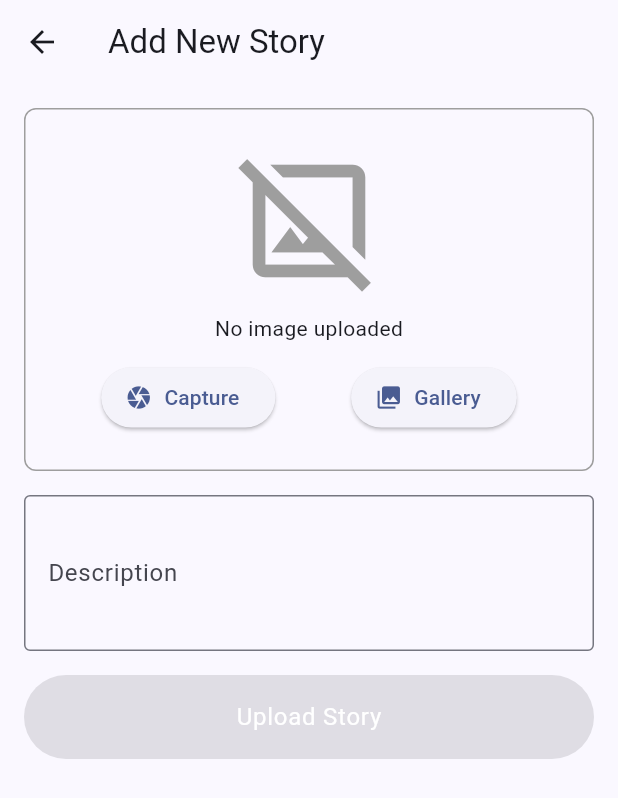
After one commit to arkefallen/sofi, a Flutter app: the AddStoryScreen screen opened directly, on a phone screen of 412 x 824 dp. The commit adds this screen. Shown: the top 798 px of the screen. Run offline on Flutter 3.47's test engine with Material 3 defaults, Android fonts, the phone set to English and light mode, and no system bars; our stand-ins replace equatable, google_fonts, image_picker, shared_preferences; accounts and stored records are empty; Roboto replaces fonts that are missing (Sofia Sans).

Commit message:
feat(story): implement add story

```diff
--- /dev/null
+++ b/lib/data/model/add_story_model.dart
@@ -0,0 +1,18 @@
+import 'dart:convert';
+
+import 'package:sofi/data/model/general_model.dart';
+
+class AddStoryModel extends GeneralModel {
+  AddStoryModel({
+    required super.error,
+    required super.message,
+  });
+
+  factory AddStoryModel.fromRawJson(String str) =>
+      AddStoryModel.fromJson(json.decode(str));
+
+  factory AddStoryModel.fromJson(Map<String, dynamic> json) => AddStoryModel(
+        error: json["error"],
+        message: json["message"],
+      );
+}
--- /dev/null
+++ b/lib/presentation/provider/add_story_provider.dart
@@ -0,0 +1,98 @@
+import 'dart:io';
+
+import 'package:flutter/material.dart';
+import 'package:image_picker/image_picker.dart';
+import 'package:sofi/data/datasource/shared_preference_service.dart';
+import 'package:sofi/data/datasource/story_service.dart';
+import 'package:sofi/presentation/state/add_story_state.dart';
+
+class AddStoryProvider with ChangeNotifier {
+  AddStoryState _state = AddStoryInitial();
+  final StoryService _storyService;
+  final SharedPreferenceService _sharedPreferenceService;
+  String? _description;
+  List<int>? _imageData;
+  String? _filename;
+  double? _latitude;
+  double? _longitude;
+  XFile? _selectedImage;
+  bool _isButtonActive = false;
+  bool get isButtonActive => _isButtonActive;
+  set isButtonActive(bool value) {
+    _isButtonActive = value;
+    notifyListeners();
+  }
+
+  AddStoryState get state => _state;
+
+  String? get description => _description;
+  set description(String? value) {
+    _description = value;
+    notifyListeners();
+  }
+
+  List<int>? get imageData => _imageData;
+  set imageData(List<int>? value) {
+    _imageData = value;
+    notifyListeners();
+  }
+
+  String? get filename => _filename;
+  set filename(String? value) {
+    _filename = value;
+    notifyListeners();
+  }
+
+  double? get latitude => _latitude;
+  set latitude(double? value) {
+    _latitude = value;
+    notifyListeners();
+  }
+
+  double? get longitude => _longitude;
+  set longitude(double? value) {
+    _longitude = value;
+    notifyListeners();
+  }
+
+  XFile? get selectedImage => _selectedImage;
+  set selectedImage(XFile? value) {
+    _selectedImage = value;
+    notifyListeners();
+  }
+
+  AddStoryProvider(
+      {required StoryService storyService,
+      required SharedPreferenceService sharedPreferenceService})
+      : _storyService = storyService,
+        _sharedPreferenceService = sharedPreferenceService;
+
+  Future<void> addStory() async {
+    try {
+      _state = AddStoryLoading();
+      notifyListeners();
+      final token = await _sharedPreferenceService.getToken();
+      if (token == null || token == "") {
+        _state = AddStoryError(
+            "You have not logged in yet, hence you are not allowed to post story.");
+        notifyListeners();
+        return;
+      }
+      final response = await _storyService.addNewStory(_description.toString(),
+          _imageData as List<int>, filename.toString(), token.toString(),
+          latitude: latitude, longitude: longitude);
+      if (response.error != null && response.error as bool) {
+        _state = AddStoryError(response.message.toString());
+      } else {
+        _state = AddStorySuccess(response);
+      }
+      notifyListeners();
+    } on SocketException catch (e) {
+      _state = AddStoryError(e.message);
+      notifyListeners();
+    } catch (e) {
+      _state = AddStoryError(e.toString());
+      notifyListeners();
+    }
+  }
+}
--- a/lib/presentation/provider/list_story_provider.dart
+++ b/lib/presentation/provider/list_story_provider.dart
@@ -27,7 +27,7 @@ class ListStoryProvider with ChangeNotifier {
         return;
       }
       final response = await _storyService.getListStories(token.toString());
-      if (response.error) {
+      if (response.error != null && response.error as bool) {
         _state = ListStoryError(response.message.toString());
       } else if (response.listStory == null || response.listStory!.isEmpty) {
         _state = ListStoryError("No stories found");
--- /dev/null
+++ b/lib/presentation/screen/add_story_screen.dart
@@ -0,0 +1,218 @@
+import 'dart:io';
+
+import 'package:flutter/material.dart';
+import 'package:image_picker/image_picker.dart';
+import 'package:provider/provider.dart';
+import 'package:sofi/presentation/provider/add_story_provider.dart';
+import 'package:sofi/presentation/screen/home_screen.dart';
+import 'package:sofi/presentation/state/add_story_state.dart';
+
+class AddStoryScreen extends StatefulWidget {
+  const AddStoryScreen({super.key});
+
+  @override
+  AddStoryScreenState createState() => AddStoryScreenState();
+}
+
+class AddStoryScreenState extends State<AddStoryScreen> {
+  final TextEditingController _descriptionController = TextEditingController();
+
+  @override
+  void dispose() {
+    _descriptionController.dispose();
+    super.dispose();
+  }
+
+  void checkButtonState() {
+    context.read<AddStoryProvider>().isButtonActive =
+        _descriptionController.text.isNotEmpty &&
+            context.read<AddStoryProvider>().imageData != null;
+  }
+
+  Future<void> _pickImage(ImageSource source) async {
+    final ImagePicker picker = ImagePicker();
+    final XFile? image = await picker.pickImage(source: source);
+    if (!mounted) return;
+    if (image == null) {
+      ScaffoldMessenger.of(context).showSnackBar(
+        const SnackBar(content: Text('No image selected')),
+      );
+      return;
+    }
+    context.read<AddStoryProvider>().selectedImage = image;
+    context.read<AddStoryProvider>().imageData = await image.readAsBytes();
+    if (!mounted) return;
+    context.read<AddStoryProvider>().filename = image.name;
+    checkButtonState();
+  }
+
+  Future<void> _uploadStory() async {
+    final AddStoryProvider provider = context.read<AddStoryProvider>();
+    final XFile? image = provider.selectedImage;
+    if (image == null || _descriptionController.text.isEmpty) {
+      ScaffoldMessenger.of(context).showSnackBar(
+        const SnackBar(content: Text('Please add an image and description')),
+      );
+      return;
+    }
+    await context.read<AddStoryProvider>().addStory();
+    if (provider.state is AddStorySuccess) {
+      final data = provider.state as AddStorySuccess;
+      if (!mounted) return;
+      context.read<AddStoryProvider>().selectedImage = null;
+      context.read<AddStoryProvider>().imageData = null;
+      context.read<AddStoryProvider>().description = null;
+      context.read<AddStoryProvider>().filename = null;
+      Navigator.pushAndRemoveUntil(
+        context,
+        MaterialPageRoute(
+          builder: (context) => const HomeScreen(
+            title: "Sofi",
+          ),
+          settings: RouteSettings(
+            arguments: data.data.message.toString(),
+          ),
+        ),
+        (route) => false,
+      );
+    } else {
+      final data = provider.state as AddStoryError;
+      if (!mounted) return;
+      ScaffoldMessenger.of(context).showSnackBar(
+        SnackBar(content: Text('Failed to upload story: ${data.message}')),
+      );
+    }
+  }
+
+  @override
+  Widget build(BuildContext context) {
+    final XFile? image = context.watch<AddStoryProvider>().selectedImage;
+    return Scaffold(
+      appBar: AppBar(
+        title: const Text('Add New Story'),
+      ),
+      body: SingleChildScrollView(
+        child: Padding(
+          padding: const EdgeInsets.all(16.0),
+          child: Column(
+            crossAxisAlignment: CrossAxisAlignment.stretch,
+            children: [
+              Stack(
+                children: [
+                  Container(
+                    width: double.infinity,
+                    decoration: BoxDecoration(
+                      border:
+                          image == null ? Border.all(color: Colors.grey) : null,
+                      borderRadius: BorderRadius.circular(8),
+                    ),
+                    clipBehavior: Clip.hardEdge,
+                    child: image == null
+                        ? Padding(
+                            padding: const EdgeInsets.symmetric(vertical: 24.0),
+                            child: Column(
+                              mainAxisAlignment: MainAxisAlignment.center,
+                              crossAxisAlignment: CrossAxisAlignment.center,
+                              mainAxisSize: MainAxisSize.max,
+                              children: [
+                                const Icon(Icons.image_not_supported_outlined,
+                                    size: 100, color: Colors.grey),
+                                const SizedBox(height: 12),
+                                const Text('No image uploaded'),
+                                const SizedBox(height: 12),
+                                Row(
+                                  mainAxisAlignment:
+                                      MainAxisAlignment.spaceEvenly,
+                                  children: [
+                                    ElevatedButton.icon(
+                                      onPressed: () {
+                                        _pickImage(ImageSource.camera);
+                                      },
+                                      icon: const Icon(Icons.camera),
+                                      label: const Text('Capture'),
+                                    ),
+                                    ElevatedButton.icon(
+                                      onPressed: () {
+                                        _pickImage(ImageSource.gallery);
+                                      },
+                                      icon: const Icon(Icons.photo_library),
+                                      label: const Text('Gallery'),
+                                    ),
+                                  ],
+                                ),
+                              ],
+                            ),
+                          )
+                        : Image.file(
+                            File(image.path),
+                            fit: BoxFit.cover,
+                          ),
+                  ),
+                  if (context.watch<AddStoryProvider>().imageData != null)
+                    Positioned(
+                      top: 8,
+                      right: 8,
+                      child: IconButton.filledTonal(
+                        onPressed: () {
+                          context.read<AddStoryProvider>().selectedImage = null;
+                          context.read<AddStoryProvider>().imageData = null;
+                        },
+                        icon: Icon(Icons.close_rounded,
+                            size: 20,
+                            color: Theme.of(context)
+                                .colorScheme
+                                .onPrimaryContainer),
+                      ),
+                    ),
+                ],
+              ),
+              const SizedBox(height: 16),
+              TextField(
+                controller: _descriptionController,
+                decoration: const InputDecoration(
+                  labelText: 'Description',
+                  border: OutlineInputBorder(),
+                ),
+                maxLines: 3,
+                onChanged: (value) {
+                  context.read<AddStoryProvider>().description = value;
+                  checkButtonState();
+                },
+              ),
+              const SizedBox(height: 16),
+              ElevatedButton(
+                onPressed: context.watch<AddStoryProvider>().isButtonActive
+                    ? () {
+                        _uploadStory();
+                      }
+                    : null,
+                style: ElevatedButton.styleFrom(
+                  padding: const EdgeInsets.symmetric(vertical: 16),
+                  textStyle: const TextStyle(fontSize: 18),
+                  backgroundColor: Theme.of(context).colorScheme.primary,
+                ),
+                child: Consumer(
+                    builder: (context, AddStoryProvider provider, child) {
+                  if (provider.state is AddStoryLoading) {
+                    return SizedBox(
+                      width: 24,
+                      height: 24,
+                      child: CircularProgressIndicator(
+                        color: Theme.of(context).colorScheme.onPrimary,
+                        strokeWidth: 2.0,
+                      ),
+                    );
+                  }
+                  return Text('Upload Story',
+                      style: Theme.of(context).textTheme.bodyLarge?.copyWith(
+                            color: Theme.of(context).colorScheme.onPrimary,
+                          ));
+                }),
+              ),
+            ],
+          ),
+        ),
+      ),
+    );
+  }
+}
--- /dev/null
+++ b/lib/presentation/state/add_story_state.dart
@@ -0,0 +1,29 @@
+import 'package:equatable/equatable.dart';
+import 'package:sofi/data/model/add_story_model.dart';
+
+abstract class AddStoryState extends Equatable {
+  @override
+  List<Object?> get props => [];
+}
+
+class AddStoryInitial extends AddStoryState {}
+
+class AddStoryLoading extends AddStoryState {}
+
+class AddStorySuccess extends AddStoryState {
+  final AddStoryModel data;
+
+  AddStorySuccess(this.data);
+
+  @override
+  List<Object?> get props => [data];
+}
+
+class AddStoryError extends AddStoryState {
+  final String message;
+
+  AddStoryError(this.message);
+
+  @override
+  List<Object?> get props => [message];
+}
```
Also changed, not shown: lib/data/model/list_story_model.dart (+4 -5 lines), lib/data/model/login_model.dart (+5 -5 lines), lib/data/model/register_model.dart (+4 -5 lines), lib/main.dart (+14 -0 lines), lib/presentation/provider/detail_story_provider.dart (added, +46 -0 lines), lib/presentation/screen/login_screen.dart (+16 -1 lines).
